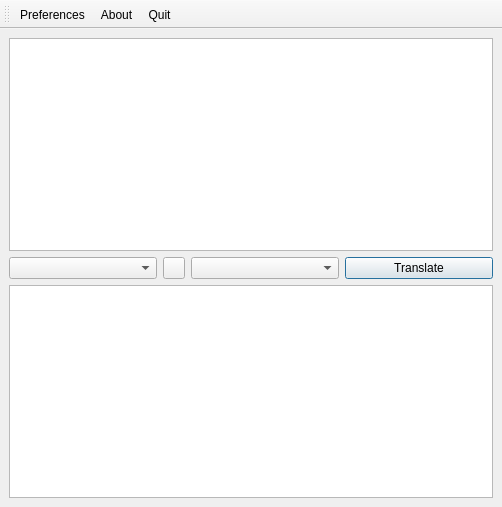
First picture: the form in src/mainwindow.ui, repository georgyfarniev/litetran-qt, before the edit.
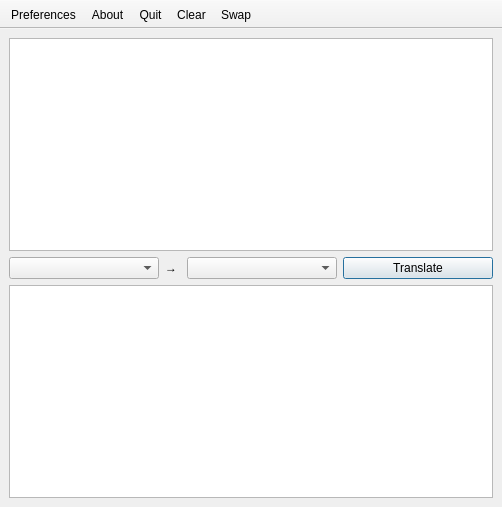
Second picture: the form after the edit. Icons and pictures are not drawn.

Diff of the .ui file:
```diff
--- a/src/mainwindow.ui
+++ b/src/mainwindow.ui
@@ -25,6 +25,12 @@
       </property>
       <item>
        <widget class="QComboBox" name="SourceLanguageCombobox">
+        <property name="sizePolicy">
+         <sizepolicy hsizetype="Preferred" vsizetype="Fixed">
+          <horstretch>0</horstretch>
+          <verstretch>0</verstretch>
+         </sizepolicy>
+        </property>
         <property name="currentIndex">
          <number>-1</number>
         </property>
@@ -43,26 +49,33 @@
        </widget>
       </item>
       <item>
-       <widget class="QPushButton" name="SwapButton">
+       <widget class="QLabel" name="DirectionLabel">
+        <property name="sizePolicy">
+         <sizepolicy hsizetype="Minimum" vsizetype="Preferred">
+          <horstretch>0</horstretch>
+          <verstretch>0</verstretch>
+         </sizepolicy>
+        </property>
         <property name="maximumSize">
          <size>
-          <width>22</width>
-          <height>22</height>
+          <width>16</width>
+          <height>16</height>
          </size>
         </property>
         <property name="text">
-         <string/>
-        </property>
-        <property name="default">
-         <bool>false</bool>
-        </property>
-        <property name="flat">
-         <bool>false</bool>
+         <string>→</string>
         </property>
        </widget>
       </item>
       <item>
-       <widget class="QComboBox" name="ResultLanguageCombobox"/>
+       <widget class="QComboBox" name="ResultLanguageCombobox">
+        <property name="sizePolicy">
+         <sizepolicy hsizetype="Preferred" vsizetype="Fixed">
+          <horstretch>0</horstretch>
+          <verstretch>0</verstretch>
+         </sizepolicy>
+        </property>
+       </widget>
       </item>
       <item>
        <widget class="QPushButton" name="TranslateButton">
@@ -85,6 +98,21 @@
    <property name="windowTitle">
     <string>toolBar</string>
    </property>
+   <property name="movable">
+    <bool>false</bool>
+   </property>
+   <property name="iconSize">
+    <size>
+     <width>22</width>
+     <height>22</height>
+    </size>
+   </property>
+   <property name="toolButtonStyle">
+    <enum>Qt::ToolButtonTextUnderIcon</enum>
+   </property>
+   <property name="floatable">
+    <bool>true</bool>
+   </property>
    <attribute name="toolBarArea">
     <enum>TopToolBarArea</enum>
    </attribute>
@@ -94,6 +122,8 @@
    <addaction name="actionPreferences"/>
    <addaction name="actionAbout"/>
    <addaction name="actionQuit"/>
+   <addaction name="actionClear"/>
+   <addaction name="actionSwap"/>
   </widget>
   <action name="actionPreferences">
    <property name="text">
@@ -110,6 +140,24 @@
     <string>Quit</string>
    </property>
   </action>
+  <action name="actionClear">
+   <property name="icon">
+    <iconset resource="../resources.qrc">
+     <normaloff>:/icons/ui/edit-clear.png</normaloff>:/icons/ui/edit-clear.png</iconset>
+   </property>
+   <property name="text">
+    <string>Clear</string>
+   </property>
+  </action>
+  <action name="actionSwap">
+   <property name="icon">
+    <iconset resource="../resources.qrc">
+     <normaloff>:/icons/ui/view-refresh.png</normaloff>:/icons/ui/view-refresh.png</iconset>
+   </property>
+   <property name="text">
+    <string>Swap</string>
+   </property>
+  </action>
  </widget>
  <resources/>
  <connections/>
```
Left out of the diff: 21 changed lines with no effect on the pictures.
